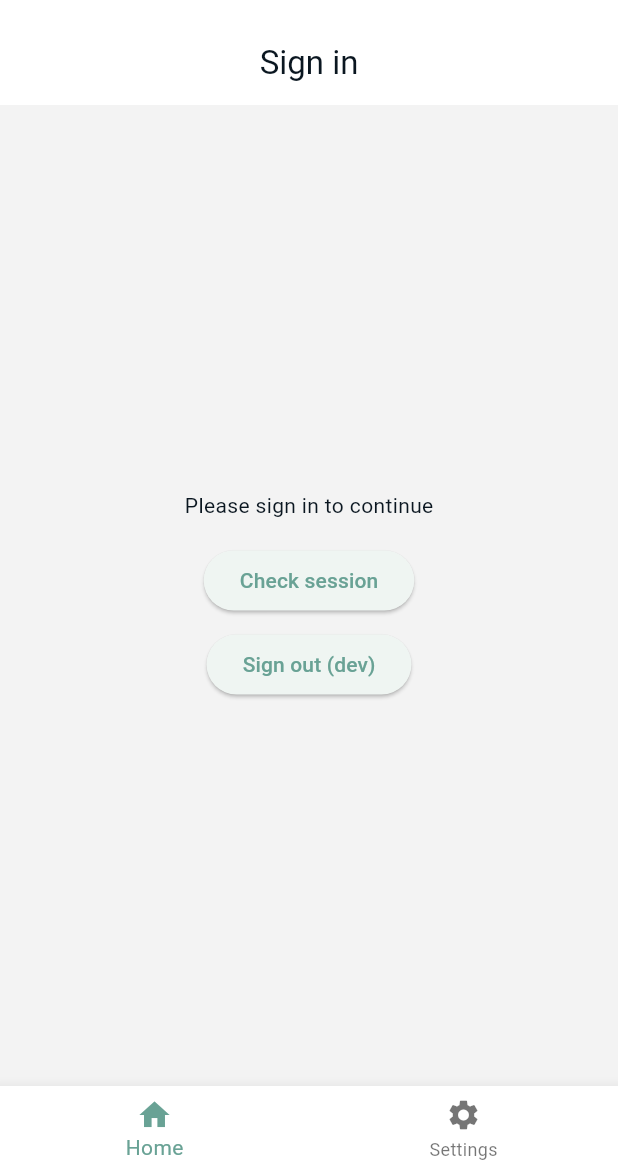
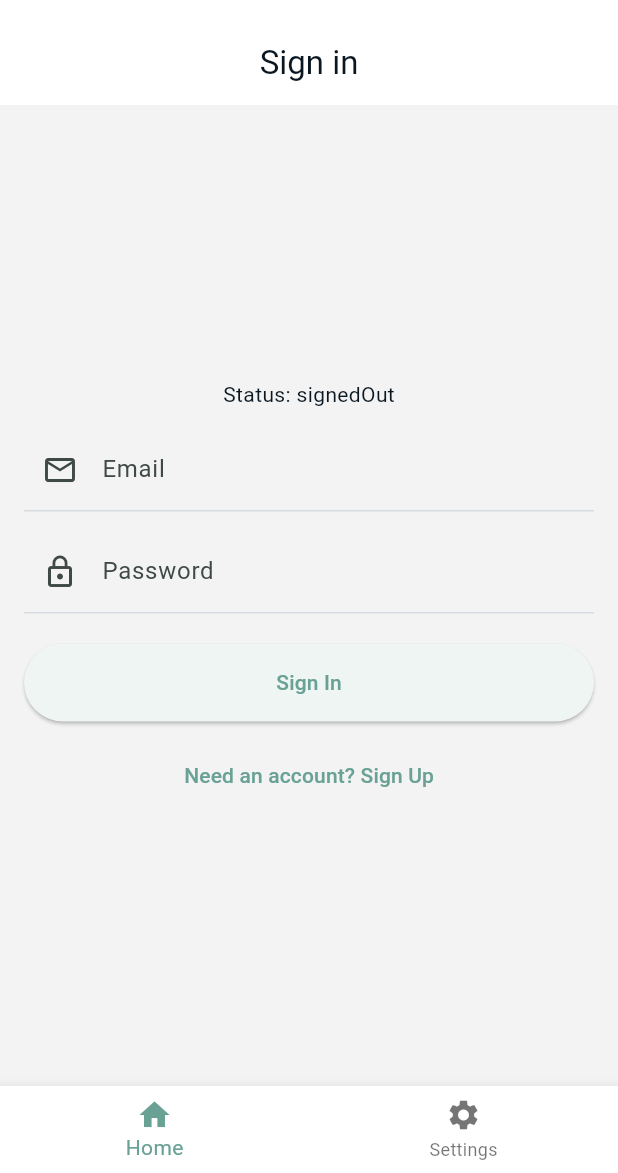
Before and after one commit to awmusicstudio/template_v2, a Flutter app: the screen it shows after launch, on a phone screen of 412 x 824 dp, the part 63-1236 px from its top. Run offline on Flutter 3.47's test engine with Material 3 defaults, Android fonts, the phone set to English and light mode, and no system bars; our stand-ins replace flutter_riverpod, go_router, supabase_flutter; accounts and stored records are empty.

Commit message:
sign in is working (#3)
Co-authored-by: Alex Wright <alexwright7@gmail.com>

```diff
--- a/lib/features/auth/auth_controller.dart
+++ b/lib/features/auth/auth_controller.dart
@@ -1,80 +1,151 @@
 // lib/features/auth/auth_controller.dart
+import 'dart:async';
+
 import 'package:flutter_riverpod/flutter_riverpod.dart';
 import 'package:supabase_flutter/supabase_flutter.dart';
 import 'package:template_v2/services/supabase_service.dart';
 
+/// High-level auth status used by routing and UI
 enum AuthStatus { unknown, signedOut, signedIn }
 
+/// Minimal auth state for the app
 class AuthState {
   final AuthStatus status;
-  final User? user;
-  const AuthState._(this.status, this.user);
-  const AuthState.unknown() : this._(AuthStatus.unknown, null);
-  const AuthState.signedOut() : this._(AuthStatus.signedOut, null);
-  AuthState.signedIn(User user) : this._(AuthStatus.signedIn, user);
+
+  const AuthState({required this.status});
+
+  const AuthState.unknown() : status = AuthStatus.unknown;
+
+  AuthState copyWith({AuthStatus? status}) =>
+      AuthState(status: status ?? this.status);
 }
 
 class AuthController extends StateNotifier<AuthState> {
+  StreamSubscription<dynamic>? _authSub;
+
   AuthController() : super(const AuthState.unknown()) {
-    _init();
+    _initialize();
   }
 
-  // Optional: broadcast changes for external listeners (not strictly required)
-  Future<void> _init() async {
-    // If Supabase isn't initialized (dev), treat as signed out
-    if (!SupabaseService().isInitialized) {
-      state = const AuthState.signedOut();
+  Future<void> _initialize() async {
+    // If Supabase isn't initialized (e.g., local dev without env), we default to signed-out
+    final supabase = SupabaseService();
+    if (!supabase.isInitialized) {
+      state = const AuthState(status: AuthStatus.signedOut);
       return;
     }
 
-    // If Supabase initialized, check session
-    await checkSession();
-  }
+    final client = supabase.client;
+    state = _hasActiveSession(client)
+        ? const AuthState(status: AuthStatus.signedIn)
+        : const AuthState(status: AuthStatus.signedOut);
 
-  Future<void> checkSession() async {
+    // Listen for auth state changes and keep our state in sync
     try {
-      final client = SupabaseService().isInitialized
-          ? Supabase.instance.client
-          : null;
-      if (client == null) {
-        state = const AuthState.signedOut();
-        return;
-      }
-      final session = client.auth.currentSession;
-      if (session?.user != null) {
-        state = AuthState.signedIn(session!.user);
-      } else {
-        state = const AuthState.signedOut();
-      }
-    } catch (e) {
-      // defensive: if anything goes wrong, treat as signed out
-      state = const AuthState.signedOut();
+      _authSub = client.auth.onAuthStateChange.listen((event) {
+        // event is (AuthChangeEvent, Session?) in recent SDKs; stay flexible
+        final next = _hasActiveSession(client)
+            ? const AuthState(status: AuthStatus.signedIn)
+            : const AuthState(status: AuthStatus.signedOut);
+        if (state.status != next.status) {
+          state = next;
+        }
+      });
+    } catch (_) {
+      // Best-effort; if the SDK shape differs, we still operate via explicit methods
     }
   }
 
-  /// Placeholder sign-in flow — keep minimal. Replace in next ticket.
-  Future<void> signInPlaceholder() async {
-    // This is intentionally conservative; do not call signIn if Supabase not initialized.
-    if (!SupabaseService().isInitialized) {
-      state = const AuthState.signedOut();
-      return;
+  @override
+  void dispose() {
+    _authSub?.cancel();
+    super.dispose();
+  }
+
+  Future<bool> signInWithEmail(String email, String password) async {
+    final supabase = SupabaseService();
+    if (!supabase.isInitialized) return false;
+    final client = supabase.client;
+    final dynamic auth = client.auth;
+
+    try {
+      try {
+        // Preferred modern API
+        await auth.signInWithPassword(email: email, password: password);
+      } catch (_) {
+        // Fallback for older SDKs
+        await auth.signIn(email: email, password: password);
+      }
+
+      final success = _hasActiveSession(client);
+      state = success
+          ? const AuthState(status: AuthStatus.signedIn)
+          : const AuthState(status: AuthStatus.signedOut);
+      return success;
+    } catch (_) {
+      state = const AuthState(status: AuthStatus.signedOut);
+      return false;
     }
+  }
 
-    // In future: implement email/magic link/OAuth. For now just refresh session state.
-    await checkSession();
+  Future<bool> signUpWithEmail(String email, String password) async {
+    final supabase = SupabaseService();
+    if (!supabase.isInitialized) return false;
+    final client = supabase.client;
+    final dynamic auth = client.auth;
+
+    try {
+      try {
+        // Common sign-up API
+        await auth.signUp(email: email, password: password);
+      } catch (_) {
+        // Some SDKs may require a different call shape; if it fails, we'll rely on sign-in attempt
+      }
+
+      // Attempt immediate sign-in to create a session and route to home
+      final signedIn = await signInWithEmail(email, password);
+      if (!signedIn) {
+        state = const AuthState(status: AuthStatus.signedOut);
+      }
+      return signedIn;
+    } catch (_) {
+      state = const AuthState(status: AuthStatus.signedOut);
+      return false;
+    }
   }
 
   Future<void> signOut() async {
+    final supabase = SupabaseService();
+    if (!supabase.isInitialized) {
+      state = const AuthState(status: AuthStatus.signedOut);
+      return;
+    }
     try {
-      if (SupabaseService().isInitialized) {
-        await Supabase.instance.client.auth.signOut();
-      }
-    } catch (_) {}
-    state = const AuthState.signedOut();
+      await supabase.client.auth.signOut();
+    } catch (_) {
+      // ignore sign-out errors and still consider the user signed out
+    }
+    state = const AuthState(status: AuthStatus.signedOut);
+  }
+
+  bool _hasActiveSession(SupabaseClient client) {
+    try {
+      final user = client.auth.currentUser;
+      if (user != null) return true;
+    } catch (_) {
+      // ignore
+    }
+    try {
+      final sessionUser = client.auth.currentSession?.user;
+      return sessionUser != null;
+    } catch (_) {
+      return false;
+    }
   }
 }
 
-// providers
 final authControllerProvider = StateNotifierProvider<AuthController, AuthState>(
-  (ref) => AuthController(),
+  (ref) {
+    return AuthController();
+  },
 );
--- a/lib/screens/sign_in_screen.dart
+++ b/lib/screens/sign_in_screen.dart
@@ -1,43 +1,149 @@
+// lib/screens/sign_in_screen.dart
 import 'package:flutter/material.dart';
 import 'package:flutter_riverpod/flutter_riverpod.dart';
-import '../features/auth/auth_controller.dart';
+import 'package:template_v2/features/auth/auth_controller.dart';
 
-class SignInScreen extends ConsumerWidget {
+class SignInScreen extends ConsumerStatefulWidget {
   const SignInScreen({super.key});
+
   @override
-  Widget build(BuildContext context, WidgetRef ref) {
+  ConsumerState<SignInScreen> createState() => _SignInScreenState();
+}
+
+class _SignInScreenState extends ConsumerState<SignInScreen> {
+  final _formKey = GlobalKey<FormState>();
+  final _emailCtl = TextEditingController();
+  final _pwCtl = TextEditingController();
+  bool _loading = false;
+  bool _isSignUp = false; // false => Sign In mode, true => Create Account mode
+
+  @override
+  void dispose() {
+    _emailCtl.dispose();
+    _pwCtl.dispose();
+    super.dispose();
+  }
+
+  Future<void> _submit() async {
+    if (!(_formKey.currentState?.validate() ?? false)) return;
+    final email = _emailCtl.text.trim();
+    final pw = _pwCtl.text;
+    setState(() => _loading = true);
+
+    final notifier = ref.read(authControllerProvider.notifier);
+    bool ok = false;
+    String successMsg = '';
+    String failMsg = 'Operation failed';
+
+    if (_isSignUp) {
+      successMsg = 'Account creation requested';
+      failMsg = 'Create account failed';
+      ok = await notifier.signUpWithEmail(email, pw);
+    } else {
+      successMsg = 'Sign-in requested';
+      failMsg = 'Sign-in failed';
+      ok = await notifier.signInWithEmail(email, pw);
+    }
+
+    if (!mounted) return;
+    ScaffoldMessenger.of(
+      context,
+    ).showSnackBar(SnackBar(content: Text(ok ? successMsg : failMsg)));
+
+    // If sign-in succeeded, AuthController will update state and router will redirect.
+    setState(() => _loading = false);
+  }
+
+  void _toggleMode() {
+    setState(() {
+      _isSignUp = !_isSignUp;
+    });
+  }
+
+  @override
+  Widget build(BuildContext context) {
     final authState = ref.watch(authControllerProvider);
+
     return Scaffold(
       appBar: AppBar(title: const Text('Sign in')),
-      body: Center(
-        child: Padding(
+      body: Padding(
         padding: const EdgeInsets.all(16),
+        child: Center(
+          child: ConstrainedBox(
+            constraints: const BoxConstraints(maxWidth: 480),
             child: Column(
               mainAxisSize: MainAxisSize.min,
               children: [
-              if (authState.status == AuthStatus.signedIn)
-                const Text('Signed in')
-              else
-                const Text('Please sign in to continue'),
-              const SizedBox(height: 16),
-              ElevatedButton(
-                onPressed: () async {
-                  // dev flow: call checkSession (replace with real sign-in in next ticket)
-                  await ref
-                      .read(authControllerProvider.notifier)
-                      .checkSession();
+                // Optional status line to help during dev
+                Text('Status: ${authState.status.name}'),
+                const SizedBox(height: 12),
+
+                Form(
+                  key: _formKey,
+                  child: Column(
+                    children: [
+                      TextFormField(
+                        controller: _emailCtl,
+                        keyboardType: TextInputType.emailAddress,
+                        decoration: const InputDecoration(
+                          labelText: 'Email',
+                          prefixIcon: Icon(Icons.email_outlined),
+                        ),
+                        validator: (v) {
+                          if (v == null || v.isEmpty) return 'Required';
+                          if (!v.contains('@')) return 'Enter a valid email';
+                          return null;
                         },
-                child: const Text('Check session'),
                       ),
-              const SizedBox(height: 8),
-              ElevatedButton(
-                onPressed: () async {
-                  // placeholder: in future ticket we'll wire up email / OAuth flows
-                  await ref.read(authControllerProvider.notifier).signOut();
+                      const SizedBox(height: 12),
+                      TextFormField(
+                        controller: _pwCtl,
+                        decoration: const InputDecoration(
+                          labelText: 'Password',
+                          prefixIcon: Icon(Icons.lock_outline),
+                        ),
+                        obscureText: true,
+                        validator: (v) {
+                          if (!_isSignUp) {
+                            // sign-in requires a password
+                            if (v == null || v.isEmpty) return 'Required';
+                          } else {
+                            // for sign-up we allow empty (depends on your policy)
+                            if (v == null || v.isEmpty) return 'Required';
+                          }
+                          return null;
                         },
-                child: const Text('Sign out (dev)'),
+                      ),
+                      const SizedBox(height: 20),
+                      SizedBox(
+                        width: double.infinity,
+                        height: 52,
+                        child: _loading
+                            ? const Center(child: CircularProgressIndicator())
+                            : ElevatedButton(
+                                onPressed: _submit,
+                                child: Text(
+                                  _isSignUp ? 'Create an Account' : 'Sign In',
+                                ),
+                              ),
+                      ),
+                      const SizedBox(height: 12),
+                      TextButton(
+                        onPressed: _toggleMode,
+                        child: Text(
+                          _isSignUp
+                              ? 'Have an account? Sign In'
+                              : 'Need an account? Sign Up',
+                          style: TextStyle(
+                            color: Theme.of(context).colorScheme.primary,
+                          ),
+                        ),
                       ),
                     ],
+                  ),
+                ),
+              ],
+            ),
           ),
         ),
       ),
--- a/pubspec.yaml
+++ b/pubspec.yaml
@@ -2,7 +2,7 @@ name: template_v2
 description: "A new Flutter project."
 # The following line prevents the package from being accidentally published to
 # pub.dev using `flutter pub publish`. This is preferred for private packages.
-publish_to: 'none' # Remove this line if you wish to publish to pub.dev
+publish_to: "none" # Remove this line if you wish to publish to pub.dev
 
 # The following defines the version and build number for your application.
 # A version number is three numbers separated by dots, like 1.2.43
@@ -54,12 +54,12 @@ dev_dependencies:
 
 # The following section is specific to Flutter packages.
 flutter:
-
   # The following line ensures that the Material Icons font is
   # included with your application, so that you can use the icons in
   # the material Icons class.
   uses-material-design: true
-
+  assets:
+    - env/dev.json
   # To add assets to your application, add an assets section, like this:
   # assets:
   #   - images/a_dot_burr.jpeg
```
Also changed, not shown: lib/main.dart (+18 -3 lines), 5 other files. Lines whose indentation alone changed are shown as unchanged.
